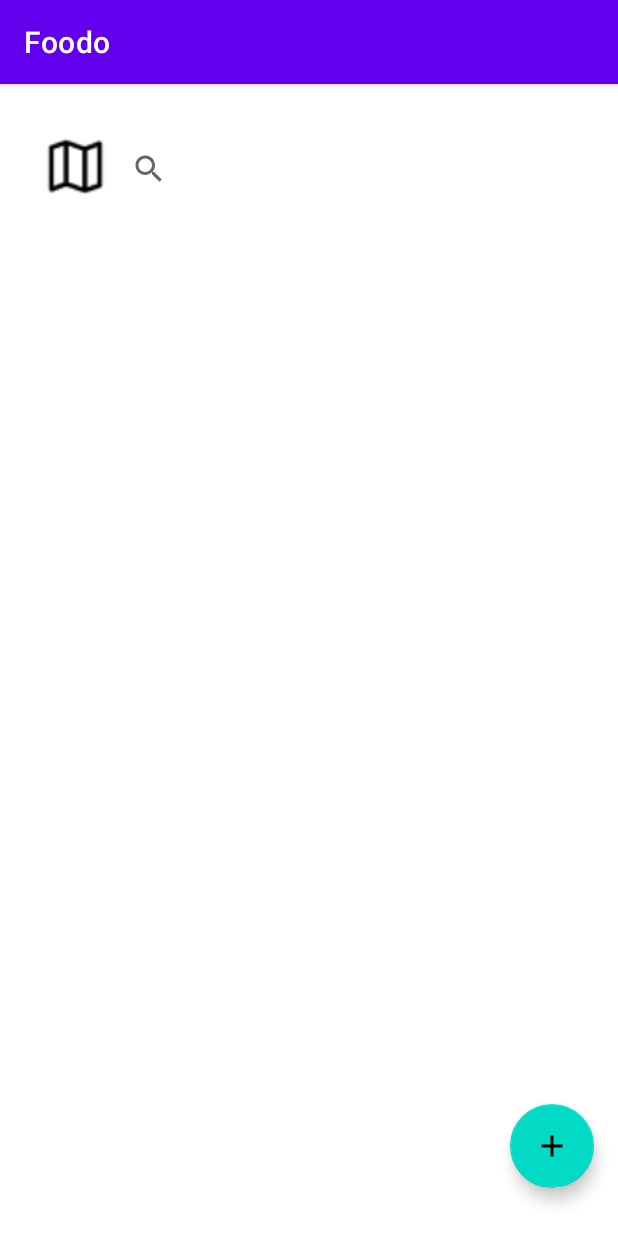
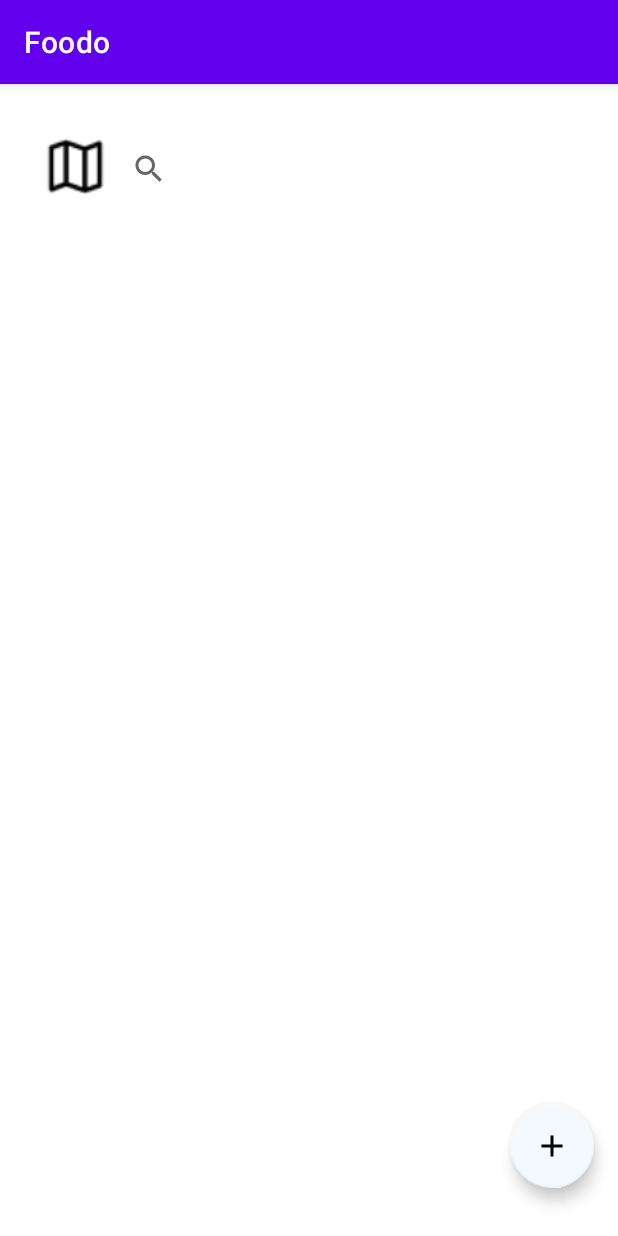
Before and after one commit to jerryxu9/Foodo, an Android app: the screen it shows after launch (MainActivity), on a phone screen of 412 x 824 dp. Run offline under Robolectric (Android 15) with nearby library versions, the phone set to English and light mode, and no system bars.

Commit message:
Update create foodolist button styling

```diff
--- a/frontend/app/src/main/res/layout/activity_main.xml
+++ b/frontend/app/src/main/res/layout/activity_main.xml
@@ -40,6 +40,8 @@
         android:layout_margin="16dp"
         android:contentDescription="@string/submit_add_button"
         android:src="@drawable/add_button_icon"
+        android:outlineAmbientShadowColor="@color/black"
+        app:backgroundTint="@color/primary"
         app:layout_constraintBottom_toBottomOf="parent"
         app:layout_constraintEnd_toEndOf="parent"
         app:layout_constraintHorizontal_bias="1.0"
```
